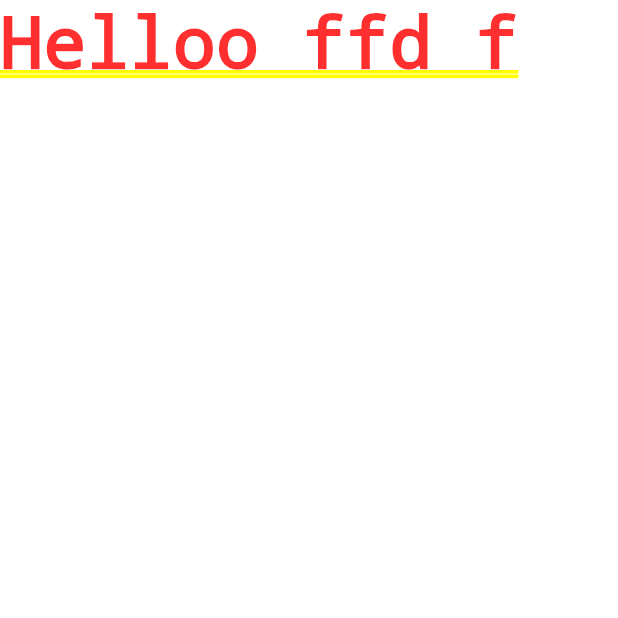
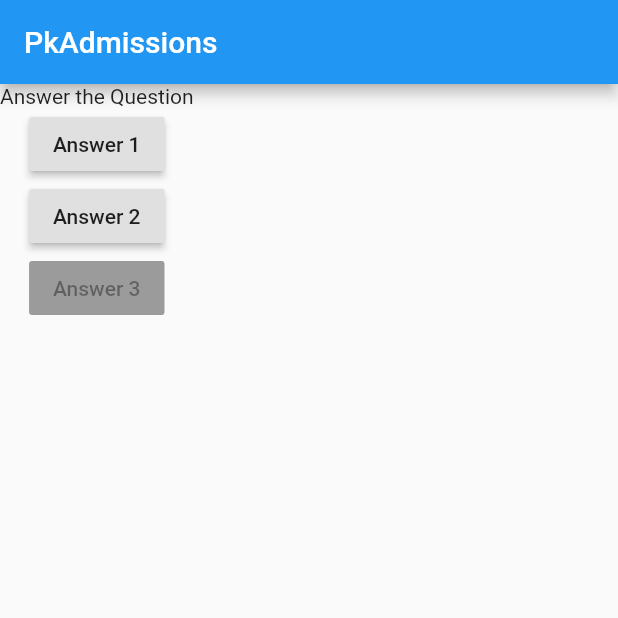
Before and after one commit to rafay-tariq/Flutter1, a Flutter app: the screen it shows after launch, on a phone screen of 412 x 824 dp, the top half of it. Run offline on Flutter 3.47's test engine with Material 2 defaults, Android fonts, the phone set to English and light mode, and no system bars.

Commit message:
after completing 20 lectures

```diff
--- a/lib/main.dart
+++ b/lib/main.dart
@@ -1,13 +1,39 @@
 import 'package:flutter/material.dart';
 
-void main() => runApp(MyApp());
+void main() {
+  runApp(MyApp());
+}
 
 class MyApp extends StatelessWidget {
+  void answerQuestion() {
+    print('Correct Answer');
+  }
 
   @override
   Widget build(BuildContext context) {
     return MaterialApp(
-      home: Text("Helloo ffd f "),
+      home: Scaffold(
+        appBar: AppBar(title: Text("PkAdmissions")),
+        body: Column(
+          children: <Widget>[
+            Text("Answer the Question"),
+            RaisedButton(
+              child: Text("Answer 1"),
+              onPressed: answerQuestion,
+            ),
+            RaisedButton(
+              child: Text("Answer 2"),
+              onPressed: () {
+                print('Other Answer Choosen');
+              },
+            ),
+            RaisedButton(
+              child: Text("Answer 3"),
+              onPressed: null,
+            ),
+          ],
+        ),
+      ),
     );
   }
 }
```
Also changed, not shown: pubspec.lock (added), 1 other file.
